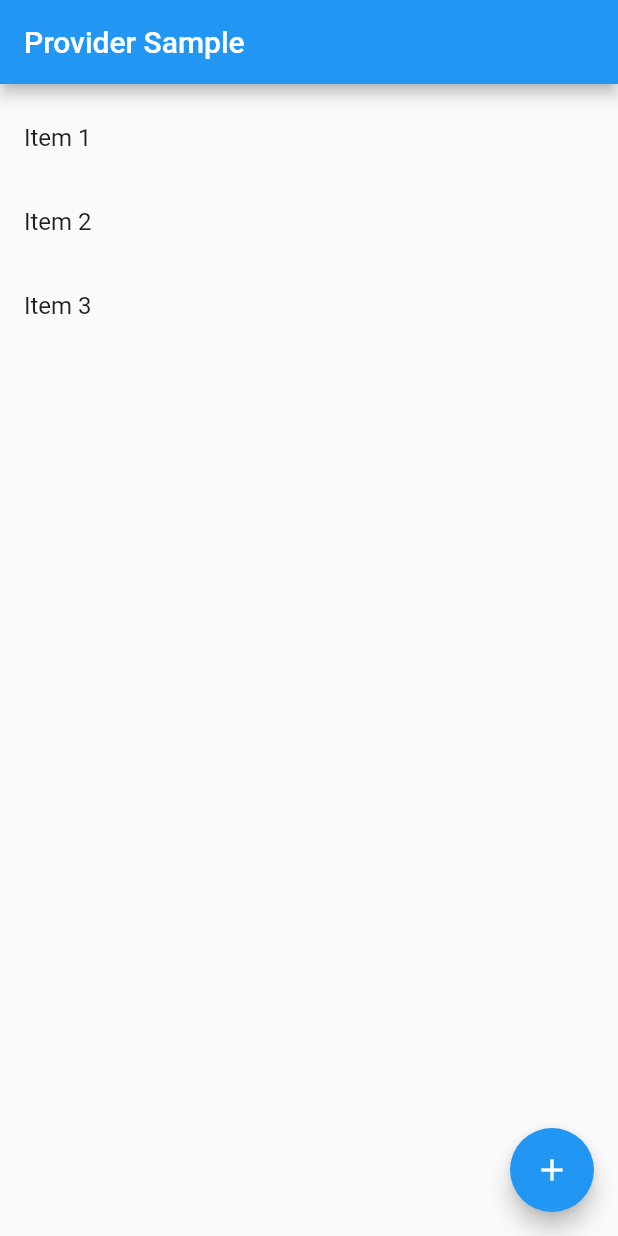
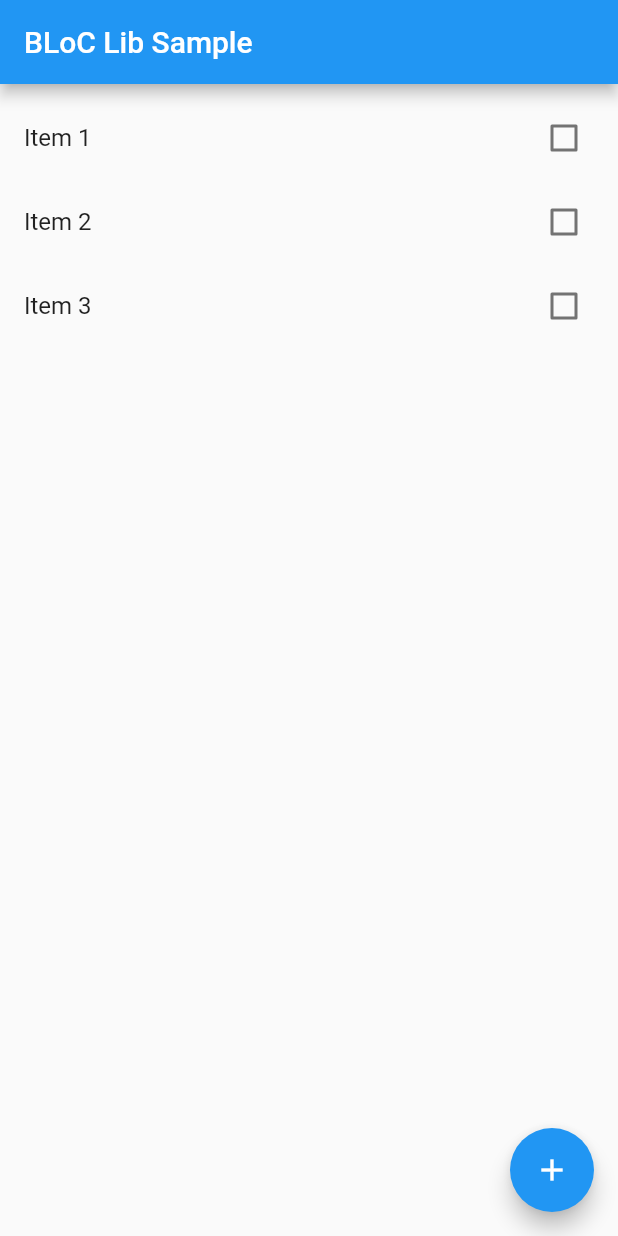
Before and after one commit to imssurya/flutter-state-management, a Flutter app: the screen it shows after launch, on a phone screen of 412 x 824 dp. Run offline on Flutter 3.47's test engine with Material 2 defaults, Android fonts, the phone set to English and light mode, and no system bars; our stand-ins replace bloc, equatable, flutter_bloc, flutter_mobx, flutter_redux, mobx and 2 more; generated files the repository leaves out were written again.

Commit message:
adds latest package updates

```diff
--- a/lib/_bloc_lib/_blocs/items-selection/items-selection.bloc.dart
+++ b/lib/_bloc_lib/_blocs/items-selection/items-selection.bloc.dart
@@ -3,18 +3,21 @@ import 'package:bloc/bloc.dart';
 import 'items-selection.events.dart';
 import 'items-selection.state.dart';
 
-class ItemsSelectionBloc extends Bloc<ItemsSelectionEvent, ItemsSelectionState> {
-  @override
-  ItemsSelectionState get initialState => ItemsSelectionState([]);
+class ItemsSelectionBloc
+    extends Bloc<ItemsSelectionEvent, ItemsSelectionState> {
+  ItemsSelectionBloc(ItemsSelectionState initialState) : super(initialState);
 
   @override
-  Stream<ItemsSelectionState> mapEventToState(ItemsSelectionEvent event) async* {
+  Stream<ItemsSelectionState> mapEventToState(
+      ItemsSelectionEvent event) async* {
     if (event is SelectItemEvent) {
-      final List<String> checkedItemIds = List.from(state.ids)..add(event.itemId);
+      final List<String> checkedItemIds = List.from(state.ids)
+        ..add(event.itemId);
 
       yield ItemsSelectionState(checkedItemIds);
     } else if (event is DeselectItemEvent) {
-      final List<String> checkedItemIds = List.from(state.ids)..remove(event.itemId);
+      final List<String> checkedItemIds = List.from(state.ids)
+        ..remove(event.itemId);
 
       yield ItemsSelectionState(checkedItemIds);
     } else if (event is ClearItemSelectionEvent) {
--- a/lib/_bloc_lib/_blocs/items/items.bloc.dart
+++ b/lib/_bloc_lib/_blocs/items/items.bloc.dart
@@ -5,8 +5,7 @@ import 'items.events.dart';
 import 'items.state.dart';
 
 class ItemsBloc extends EntityBloc<EntityEvent, ItemsState> {
-  @override
-  ItemsState get initialState => ItemsState(sampleItems);
+  ItemsBloc(ItemsState initialState) : super(initialState);
 
   @override
   Stream<ItemsState> mapEventToState(EntityEvent event) async* {
--- a/lib/_bloc_lib/_shared/entitity.dart
+++ b/lib/_bloc_lib/_shared/entitity.dart
@@ -32,4 +32,6 @@ class EntityState<E extends Entity> extends Equatable {
 }
 
 abstract class EntityBloc<Event extends EntityEvent, State extends EntityState>
-    extends Bloc<Event, State> {}
+    extends Bloc<Event, State> {
+  EntityBloc(State initialState) : super(initialState);
+}
--- a/lib/_bloc_lib/app.dart
+++ b/lib/_bloc_lib/app.dart
@@ -13,10 +13,10 @@ class App extends StatelessWidget {
     return MultiBlocProvider(
       providers: [
         BlocProvider<ItemsBloc>(
-          create: (context) => ItemsBloc(),
+          create: (context) => ItemsBloc(ItemsState(sampleItems)),
         ),
         BlocProvider<ItemsSelectionBloc>(
-          create: (context) => ItemsSelectionBloc(),
+          create: (context) => ItemsSelectionBloc(ItemsSelectionState([])),
         )
       ],
       child: MaterialApp(
--- a/lib/_bloc_plain/_provider.dart
+++ b/lib/_bloc_plain/_provider.dart
@@ -15,9 +15,8 @@ class ItemsBlocProvider extends InheritedWidget {
   bool updateShouldNotify(InheritedWidget oldWidget) => true;
 
   static ItemsBloc of(BuildContext context) {
-    final provider = context.inheritFromWidgetOfExactType(ItemsBlocProvider)
-        as ItemsBlocProvider;
-
+    final provider =
+        context.dependOnInheritedWidgetOfExactType<ItemsBlocProvider>();
     return provider.bloc;
   }
 }
--- a/lib/_inherited_widget/_state.dart
+++ b/lib/_inherited_widget/_state.dart
@@ -38,9 +38,7 @@ class AppStateProvider extends StatefulWidget {
   State<AppStateProvider> createState() => AppState(initialState: initialState);
 
   static AppState of(BuildContext context) {
-    return (context.inheritFromWidgetOfExactType(_AppStateWidget)
-            as _AppStateWidget)
-        .state;
+    return context.dependOnInheritedWidgetOfExactType<_AppStateWidget>().state;
   }
 }
 
--- a/lib/main.dart
+++ b/lib/main.dart
@@ -1,11 +1,11 @@
 import 'package:flutter/material.dart';
 
 //import 'package:flutter_state_management/_bloc/app.dart';
-//import 'package:flutter_state_management/_bloc_lib/app.dart';
+import 'package:flutter_state_management/_bloc_lib/app.dart';
 //import 'package:flutter_state_management/_inherited_model/app.dart';
 //import 'package:flutter_state_management/_inherited_widget/app.dart';
 //import 'package:flutter_state_management/_mobx/app.dart';
-import 'package:flutter_state_management/_provider/app.dart';
+//import 'package:flutter_state_management/_provider/app.dart';
 //import 'package:flutter_state_management/_redux/app.dart';
 //import 'package:flutter_state_management/_scoped_model/app.dart';
 //import 'package:flutter_state_management/_stateful_widget/app.dart';
```
Also changed, not shown: lib/_inherited_widget/_app.dart (+4 -3 lines), pubspec.yaml (+25 -6 lines), lib/_mobx/_store.g.dart, pubspec.lock, 1 other file.
